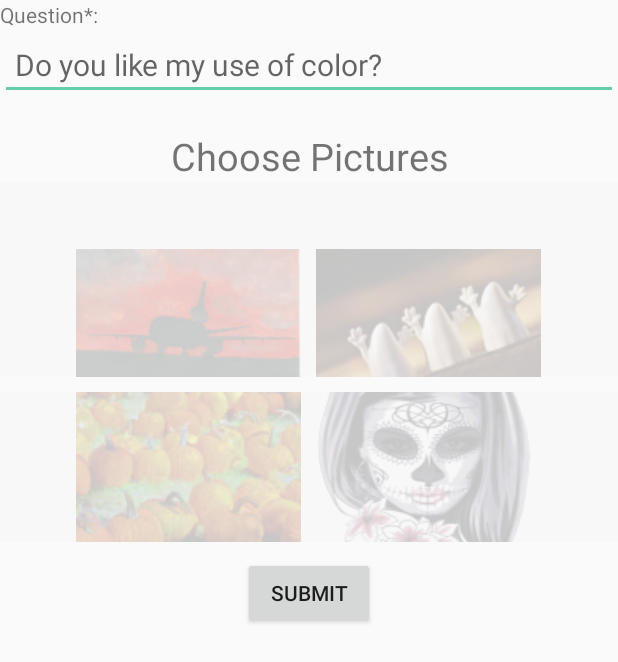
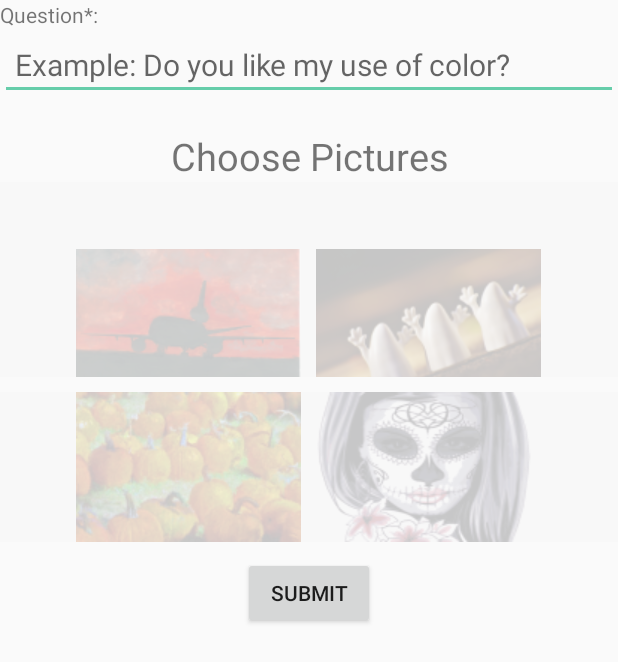
Before and after one commit to tarapiyer/Exhibyt_App, an Android app: the AddQuestionActivity screen opened directly, with no data from a screen before it, on a phone screen of 412 x 824 dp. Shown: the top 662 px of the screen. Run offline under Robolectric (Android 15) with nearby library versions, the phone set to English and light mode, and no system bars.

Commit message:
Changed question prompt text.

```diff
--- a/app/src/main/res/layout/activity_add_question.xml
+++ b/app/src/main/res/layout/activity_add_question.xml
@@ -22,7 +22,7 @@
         android:layout_width="match_parent"
         android:padding="10dp"
         android:textSize="20dp"
-        android:hint="Do you like my use of color?"
+        android:hint="Example: Do you like my use of color?"
         android:inputType="text"/>
     <TextView
         android:layout_width="match_parent"
```
